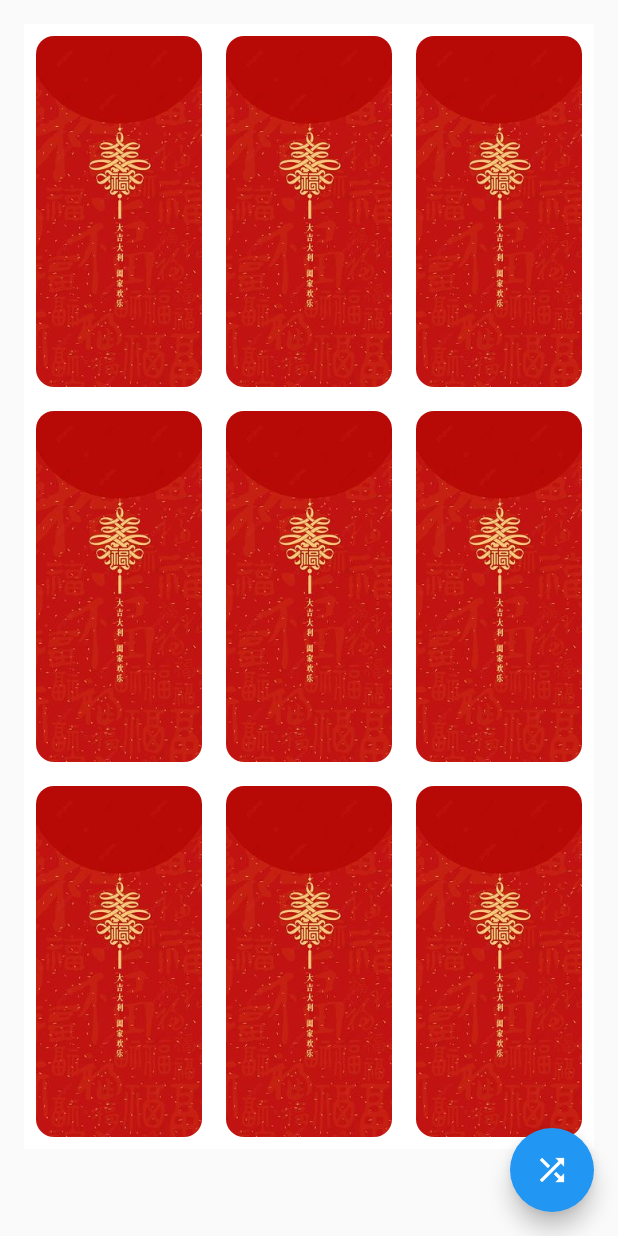
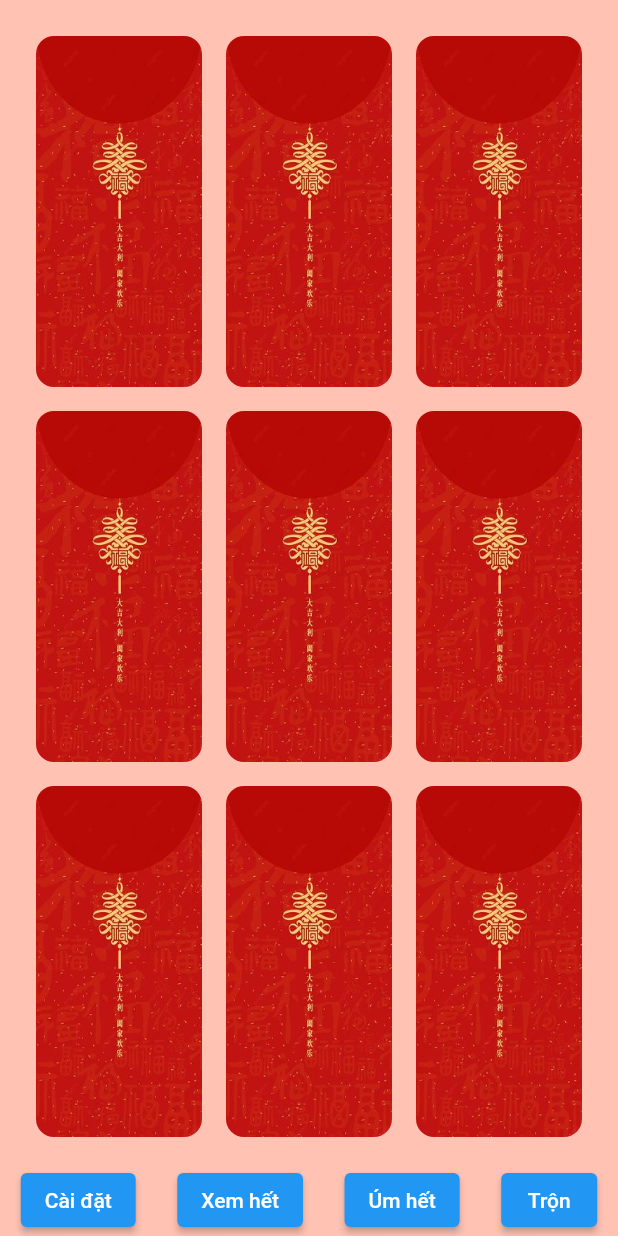
Before and after one commit to sucanabo/li-xi, a Flutter app: the screen it shows after launch, on a phone screen of 412 x 824 dp. Run offline on Flutter 3.47's test engine with Material 2 defaults, Android fonts, the phone set to English and light mode, and no system bars; our stand-ins replace confetti, flutter_colorpicker, shared_preferences.

Commit message:
change bg color

```diff
--- a/lib/config.dart
+++ b/lib/config.dart
@@ -1,7 +1,19 @@
 enum ShuffleMode { single, auto }
 
 class AppConfig {
-  ShuffleMode shuffleMode = ShuffleMode.auto;
-  int shuffleNumber = 5;
+  ShuffleMode _shuffleMode = ShuffleMode.auto;
+  int _shuffleAutoCount = 5;
+
+  get getShuffleMode => _shuffleMode;
+  get getShuffleNumber => _shuffleMode == ShuffleMode.auto ? _shuffleAutoCount : 1;
+
+  set shuffleMode(ShuffleMode value) {
+    _shuffleMode = value;
+  }
+
+  set shuffleNumber(int value) {
+    _shuffleAutoCount = value;
+  }
+
   Duration animationDuration = const Duration(milliseconds: 700);
 }
--- /dev/null
+++ b/lib/const/pref_key.dart
@@ -0,0 +1,4 @@
+class PrefKey {
+  const PrefKey._();
+  static const String bgColor = 'bgColor';
+}
--- /dev/null
+++ b/lib/page/main_page.dart
@@ -0,0 +1,200 @@
+import 'dart:async';
+
+import 'package:flutter/material.dart';
+import 'package:lixi/model/background_model.dart';
+import 'package:lixi/page/setting_page.dart';
+import 'package:lixi/provider/app_provider.dart';
+import 'package:lixi/state_mixin.dart';
+import 'package:lixi/widget/lixi.dart';
+import 'package:confetti/confetti.dart';
+import 'package:provider/provider.dart';
+
+class MainPage extends StatefulWidget {
+  const MainPage({
+    Key? key,
+  }) : super(key: key);
+
+  @override
+  State<MainPage> createState() => _MainPageState();
+}
+
+class LixiItemModel {
+  final GlobalKey<LixiState> key;
+  final String content;
+
+  const LixiItemModel({required this.key, required this.content});
+}
+
+class _MainPageState extends State<MainPage> with AppStateMixin {
+  PosBackground? posBg;
+  final List<int> moneys = [100, 50, 10, 50, 20, 500, 35, 20, 1];
+  late final List<LixiItemModel> models;
+  bool _isShuffle = false;
+
+  @override
+  void initState() {
+    super.initState();
+    models = List.generate(moneys.length,
+        (index) => LixiItemModel(key: GlobalKey<LixiState>(), content: '${moneys[index]}K'));
+    WidgetsBinding.instance.addPostFrameCallback((timeStamp) {
+      setState(() {
+        posBg = getPosBackground(
+          MediaQuery.of(context).size.width - 32,
+          moneys,
+        );
+      });
+    });
+  }
+
+  shuffle() {
+    closeAll();
+    appShuffle(() {
+      posBg?.shufflePos();
+      setState(() {
+        _isShuffle = true;
+      });
+    });
+  }
+
+  closeAll() {
+    for (var item in models) {
+      final itemState = item.key.currentState!;
+      if (itemState.isFlipped == true) {
+        itemState.flipCard();
+        continue;
+      }
+    }
+  }
+
+  flipAll() {
+    for (var item in models) {
+      final itemState = item.key.currentState!;
+      if (itemState.isFlipped == false) {
+        itemState.flipCard();
+        continue;
+      }
+    }
+  }
+
+  @override
+  Widget build(BuildContext context) {
+    return Scaffold(
+      backgroundColor: context.watch<AppProvider>().bgColor,
+      bottomNavigationBar: Container(
+        child: Row(
+          mainAxisAlignment: MainAxisAlignment.spaceAround,
+          children: [
+            ElevatedButton(
+              onPressed: () =>
+                  Navigator.push(context, MaterialPageRoute(builder: (_) => const SettingPage())),
+              child: Text('Cài đặt'),
+            ),
+            ElevatedButton(
+              onPressed: flipAll,
+              child: Text('Xem hết'),
+            ),
+            ElevatedButton(
+              onPressed: closeAll,
+              child: Text('Úm hết'),
+            ),
+            ElevatedButton(onPressed: shuffle, child: const Text('Trộn')),
+          ],
+        ),
+      ),
+      body: Center(
+        child: Column(
+          mainAxisAlignment: MainAxisAlignment.center,
+          children: [
+            Expanded(
+              child: posBg == null
+                  ? const Center(child: CircularProgressIndicator())
+                  : Container(
+                      margin: const EdgeInsets.all(16),
+                      child: SingleChildScrollView(
+                        child: Stack(
+                          children: [
+                            Container(
+                              width: posBg!.width,
+                              height: posBg!.height,
+                            ),
+                            ...List.generate(moneys.length, (index) {
+                              return AnimatedPositioned(
+                                  duration: config.animationDuration,
+                                  top: posBg!.pos[index].y,
+                                  left: posBg!.pos[index].x,
+                                  child: Hero(
+                                    tag: models[index].key,
+                                    child: Lixi(
+                                      key: models[index].key,
+                                      margin: 8,
+                                      width: posBg!.itemWidth,
+                                      height: posBg!.itemHeight,
+                                      money: models[index].content,
+                                      onSelect: !_isShuffle
+                                          ? null
+                                          : () {
+                                              if (models[index].key.currentState!.isFlipped) return;
+                                              Navigator.push(
+                                                  context,
+                                                  PageRouteBuilder(
+                                                      opaque: false,
+                                                      barrierDismissible: true,
+                                                      barrierColor: Colors.black.withOpacity(0.8),
+                                                      pageBuilder: (context, _, __) {
+                                                        ConfettiController confettiCtr =
+                                                            ConfettiController();
+                                                        return Padding(
+                                                          padding: const EdgeInsets.symmetric(
+                                                            vertical: 100,
+                                                            horizontal: 32,
+                                                          ),
+                                                          child: Stack(
+                                                            alignment: Alignment.topCenter,
+                                                            children: [
+                                                              Align(
+                                                                alignment: Alignment.center,
+                                                                child: Hero(
+                                                                  tag: models[index].key,
+                                                                  child: Lixi(
+                                                                    moneyFontSize: 80,
+                                                                    money: models[index].content,
+                                                                    onFlip: (bool isFlipped) async {
+                                                                      if (isFlipped) return;
+                                                                      confettiCtr.play();
+                                                                      models[index]
+                                                                          .key
+                                                                          .currentState!
+                                                                          .flipCard();
+                                                                      await Future.delayed(
+                                                                          const Duration(
+                                                                              seconds: 2),
+                                                                          () => confettiCtr.stop());
+                                                                    },
+                                                                  ),
+                                                                ),
+                                                              ),
+                                                              ConfettiWidget(
+                                                                confettiController: confettiCtr,
+                                                                blastDirectionality:
+                                                                    BlastDirectionality.explosive,
+                                                                numberOfParticles: 50,
+                                                              )
+                                                            ],
+                                                          ),
+                                                        );
+                                                      }));
+                                            },
+                                    ),
+                                  ));
+                            })
+                          ],
+                        ),
+                      ),
+                    ),
+            ),
+          ],
+        ),
+      ),
+    );
+  }
+}
--- /dev/null
+++ b/lib/provider/app_provider.dart
@@ -0,0 +1,19 @@
+import 'package:flutter/material.dart';
+import 'package:lixi/const/pref_key.dart';
+import 'package:shared_preferences/shared_preferences.dart';
+
+class AppProvider with ChangeNotifier {
+  late Color bgColor;
+
+  void initState() async {
+    final pref = await SharedPreferences.getInstance();
+    bgColor = Color(pref.getInt(PrefKey.bgColor) ?? 0xffffc2b3);
+  }
+
+  void changeColorTheme(Color color) async {
+    final pref = await SharedPreferences.getInstance();
+    pref.setInt(PrefKey.bgColor, color.value);
+    bgColor = color;
+    notifyListeners();
+  }
+}
--- a/lib/state_mixin.dart
+++ b/lib/state_mixin.dart
@@ -1,32 +1,43 @@
+import 'dart:async';
+
 import 'package:flutter/cupertino.dart';
 import 'package:lixi/config.dart';
+import 'package:lixi/model/background_model.dart';
 
 mixin AppStateMixin<T extends StatefulWidget> on State<T> {
   final AppConfig config = AppConfig();
 
-  Function()? shuffle({Function()? shuffleFunc}) {
-    print('getSuffle');
-    late int num;
-    switch (config.shuffleMode) {
-      case ShuffleMode.single:
-        num = 1;
-        break;
-      case ShuffleMode.auto:
-        num = config.shuffleNumber;
-        break;
-      default:
-        num = 0;
-    }
+  appShuffle(Function() func) {
+    int count = config.getShuffleNumber;
+    Timer.periodic(config.animationDuration, (timer) {
+      func.call();
+      count--;
+      if (count <= 0) timer.cancel();
+    });
+  }
 
-    return () async {
-      while (num > 0) {
-        print('num $num');
-        shuffleFunc?.call();
-        await Future.delayed(config.animationDuration).then((value) {
-          setState(() {});
-          num--;
-        });
+  PosBackground getPosBackground(
+    double width,
+    List<int> data, {
+    int columnCount = 3,
+    double itemHeight = 250,
+  }) {
+    final itemCount = data.length;
+    final double itemWidth = width / columnCount;
+    final double height = (itemCount ~/ columnCount + itemCount % columnCount) * itemHeight;
+    int rowCount = 0;
+    final List<PosItem> pos = List.generate(itemCount, (index) {
+      if (index != 0 && index % columnCount == 0) {
+        rowCount++;
       }
-    };
+      return PosItem(
+        id: index,
+        x: (index % columnCount) * itemWidth,
+        y: rowCount * itemHeight,
+        data: data[index],
+      );
+    });
+    return PosBackground(
+        pos: pos, height: height, width: width, itemWidth: itemWidth, itemHeight: itemHeight);
   }
 }
--- a/lib/test.dart
+++ b/lib/test.dart
@@ -1,5 +1,3 @@
-import 'dart:math';
-
 import 'package:flutter/material.dart';
 import 'package:lixi/model/background_model.dart';
 import 'package:lixi/state_mixin.dart';
@@ -29,37 +27,22 @@ class _TestPageState extends State<TestPage> with AppStateMixin {
     });
   }
 
-  PosBackground getPosBackground(
-    double width,
-    List<int> data, {
-    int columnCount = 3,
-    double itemHeight = 250,
-  }) {
-    final itemCount = data.length;
-    final double itemWidth = width / columnCount;
-    final double height = (itemCount ~/ columnCount + itemCount % columnCount) * itemHeight;
-    int rowCount = 0;
-    final List<PosItem> pos = List.generate(itemCount, (index) {
-      if (index != 0 && index % columnCount == 0) {
-        rowCount++;
-      }
-      return PosItem(
-        id: index,
-        x: (index % columnCount) * itemWidth,
-        y: rowCount * itemHeight,
-        data: data[index],
-      );
-    });
-    return PosBackground(
-        pos: pos, height: height, width: width, itemWidth: itemWidth, itemHeight: itemHeight);
-  }
-
   @override
   Widget build(BuildContext context) {
     return Scaffold(
-      floatingActionButton: FloatingActionButton(
-        onPressed: shuffle(shuffleFunc: posBg?.shufflePos()),
+      floatingActionButton: Padding(
+        padding: const EdgeInsets.symmetric(horizontal: 24),
+        child: Row(
+          children: [
+            FloatingActionButton(
+              onPressed: appShuffle(() {
+                posBg?.shufflePos();
+                setState(() {});
+              }),
               child: const Icon(Icons.shuffle),
+            )
+          ],
+        ),
       ),
       body: posBg == null
           ? const Center(child: CircularProgressIndicator())
@@ -78,14 +61,12 @@ class _TestPageState extends State<TestPage> with AppStateMixin {
                           duration: config.animationDuration,
                           top: posBg!.pos[index].y,
                           left: posBg!.pos[index].x,
-                          child: Container(
                           child: Lixi(
                             margin: 8,
                             width: posBg!.itemWidth,
                             height: posBg!.itemHeight,
-                              content: '${posBg!.pos[index].data} K',
+                            money: '${posBg!.pos[index].data} K',
                             onSelect: () {},
-                            ),
                           ));
                     })
                   ],
--- a/lib/widget/lixi.dart
+++ b/lib/widget/lixi.dart
@@ -5,18 +5,22 @@ import 'package:flutter/material.dart';
 class Lixi extends StatefulWidget {
   final double height;
   final double width;
-  final String content;
+  final String money;
   final bool initFlip;
   final double margin;
-  final Function() onSelect;
+  final double moneyFontSize;
+  final Function()? onSelect;
+  final Function(bool isFlip)? onFlip;
 
   const Lixi({
     Key? key,
-    required this.content,
-    required this.onSelect,
+    required this.money,
+    this.onSelect,
+    this.onFlip,
     this.initFlip = false,
     this.width = 310,
     this.height = 474,
+    this.moneyFontSize = 24,
     this.margin = 0,
   }) : super(key: key);
 
@@ -35,25 +39,39 @@ class LixiState extends State<Lixi> {
   }
 
   flipCard({bool? show}) {
+    print('isNotnull: ${widget.onSelect}');
+    if (widget.onSelect == null) {
+      print('not null');
+      if (isFlipped == false) {
+        print('equal false');
+        setState(() {
+          angle = (angle + pi);
+        });
+      }
+      widget.onFlip?.call(isFlipped);
+      return;
+    }
+    print('continew');
     setState(() {
-      angle = (show ?? isFlipped) ? (angle + pi) : 0;
+      angle = (show ?? isFlipped) ? 0 : (angle + pi);
     });
+    widget.onFlip?.call(isFlipped);
   }
 
   _onTap() {
     flipCard();
-    //flipCard
   }
 
   @override
   Widget build(BuildContext context) {
     return GestureDetector(
-      onTap: _onTap,
+      onTap: widget.onSelect ?? _onTap,
       child: TweenAnimationBuilder(
         tween: Tween<double>(begin: 0, end: angle),
-        duration: const Duration(milliseconds: 600),
+        duration: const Duration(milliseconds: 700),
         builder: (context, double val, _) {
-          isFlipped = !(val >= pi / 2);
+          isFlipped = val >= pi / 2;
+          print('lixiFlip: $isFlipped');
           return Transform(
             alignment: Alignment.center,
             transform: Matrix4.identity()
@@ -63,35 +81,37 @@ class LixiState extends State<Lixi> {
               width: widget.width,
               height: widget.height,
               child: isFlipped
-                  ? Container(
+                  ? Transform(
+                      alignment: Alignment.center,
+                      transform: Matrix4.identity()..rotateY(pi),
+                      child: Container(
+                        alignment: Alignment.topCenter + const Alignment(0, 0.65),
+                        margin: EdgeInsets.all(widget.margin),
+                        padding: const EdgeInsets.all(16),
+                        decoration: BoxDecoration(
+                          borderRadius: BorderRadius.circular(12.0),
+                          image: const DecorationImage(
+                            image: AssetImage('assets/lixi_front.jpeg'),
+                            fit: BoxFit.fill,
+                          ),
+                        ),
+                        child: Text(
+                          widget.money,
+                          style: Theme.of(context).textTheme.titleMedium?.copyWith(
+                                fontSize: widget.moneyFontSize,
+                                color: Colors.white,
+                              ),
+                          textAlign: TextAlign.center,
+                        ),
+                      ),
+                    )
+                  : Container(
                       margin: EdgeInsets.all(widget.margin),
                       decoration: BoxDecoration(
                         borderRadius: BorderRadius.circular(12.0),
                         image: const DecorationImage(
                           image: AssetImage('assets/lixi_back.jpeg'),
-                          fit: BoxFit.cover,
-                        ),
-                      ),
-                    )
-                  : Transform(
-                      alignment: Alignment.center,
-                      transform: Matrix4.identity()..rotateY(pi),
-                      child: Container(
-                        alignment: Alignment.topCenter,
-                        padding: const EdgeInsets.all(16),
-                        decoration: BoxDecoration(
-                          borderRadius: BorderRadius.circular(12.0),
-                          image: const DecorationImage(
-                            image: AssetImage('assets/lixi_front.jpeg'),
-                            fit: BoxFit.cover,
-                          ),
-                        ),
-                        child: Text(
-                          widget.content,
-                          style: Theme.of(context).textTheme.titleMedium?.copyWith(
-                                fontSize: 24,
-                                color: Colors.white,
-                              ),
+                          fit: BoxFit.fill,
                         ),
                       ),
                     ),
--- a/pubspec.yaml
+++ b/pubspec.yaml
@@ -36,6 +36,10 @@ dependencies:
   # The following adds the Cupertino Icons font to your application.
   # Use with the CupertinoIcons class for iOS style icons.
   cupertino_icons: ^1.0.2
+  confetti: ^0.7.0
+  provider: ^6.0.5
+  shared_preferences: ^2.0.16
+  flutter_colorpicker: ^1.0.3
 
 dev_dependencies:
   flutter_test:
```
Also changed, not shown: lib/main.dart (+16 -112 lines), lib/page/setting_page.dart (added, +65 -0 lines), lib/const/value.dart (renamed from lib/constant.dart), pubspec.lock, 1 other file. Lines whose indentation alone changed are shown as unchanged.
